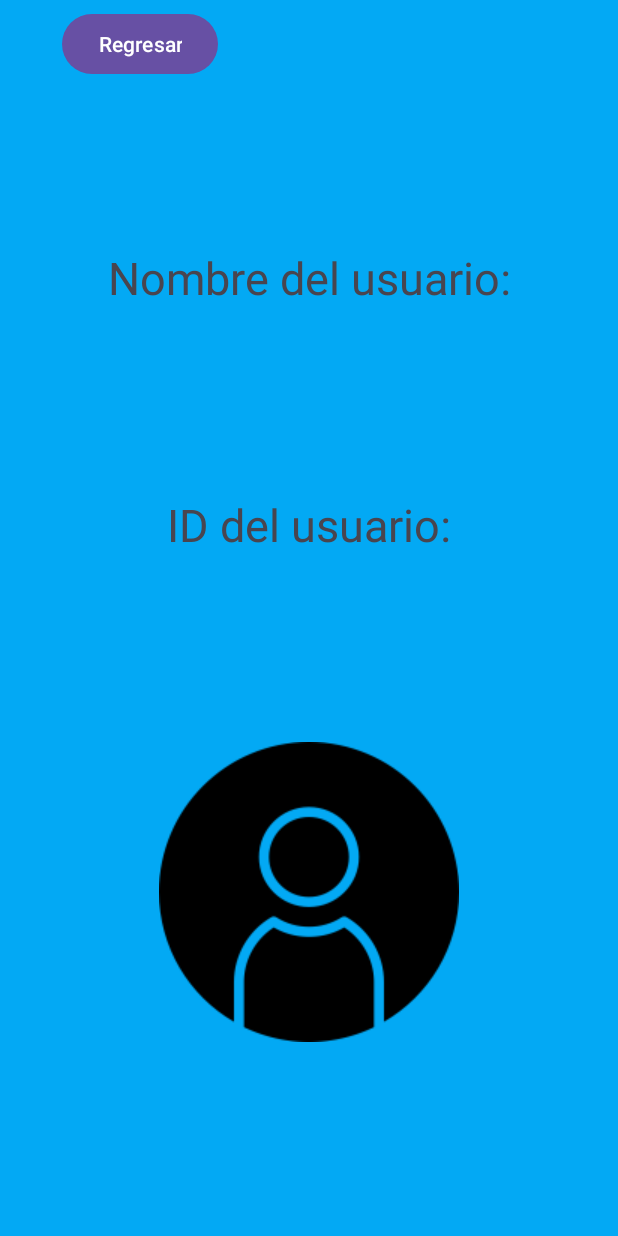
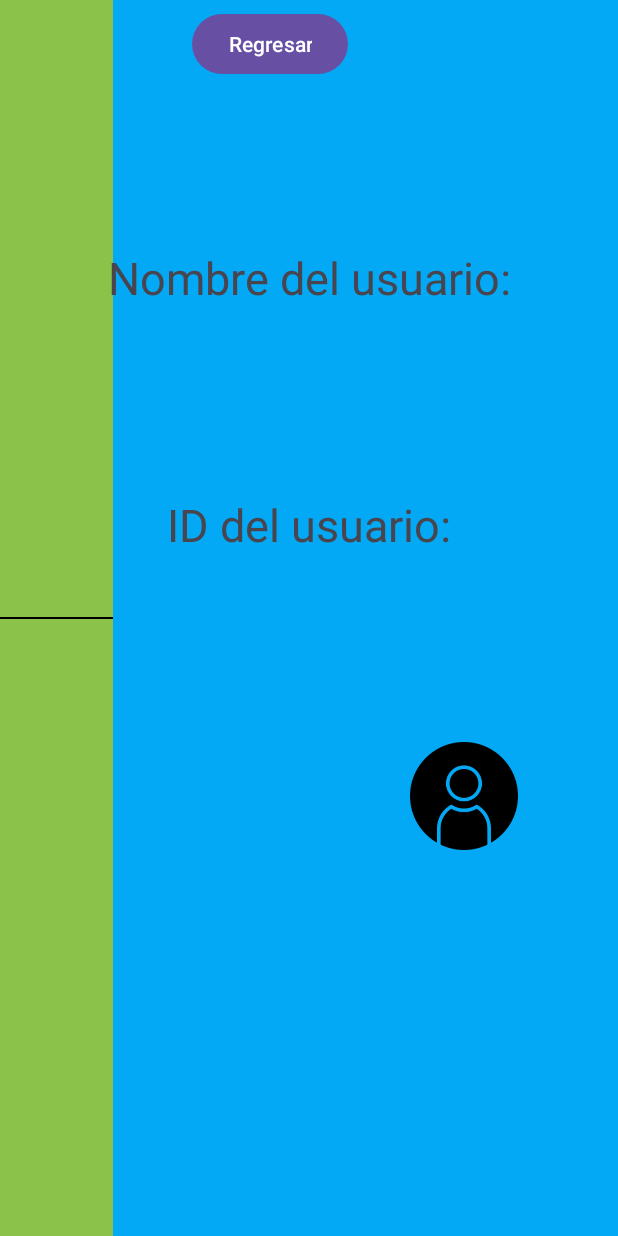
Before and after one commit to xchelcd/DataList, an Android app: the SecondaryActivity screen opened directly, with no data from a screen before it, on a phone screen of 412 x 824 dp. Run offline under Robolectric (Android 15) with nearby library versions, the phone set to English and light mode, and no system bars; our stand-ins replace data binding; 5 statements that could not run were skipped.

Commit message:
Se implementó la vista personalizada en el xml de la Secondary Activity

```diff
--- a/app/src/main/java/com/idaxmx/myapplication/model/User.kt
+++ b/app/src/main/java/com/idaxmx/myapplication/model/User.kt
@@ -1,7 +1,9 @@
 package com.idaxmx.myapplication.model
+
+import java.io.Serializable
 
 data class User(
     val id: String,
     val name: String,
     val height: Float
-)
+) : Serializable
--- a/app/src/main/java/com/idaxmx/myapplication/ui/secondary/SecondaryActivity.kt
+++ b/app/src/main/java/com/idaxmx/myapplication/ui/secondary/SecondaryActivity.kt
@@ -5,7 +5,10 @@ import android.os.Bundle
 import androidx.appcompat.app.AppCompatActivity
 import com.idaxmx.myapplication.R
 import com.idaxmx.myapplication.databinding.ActivitySecondaryBinding
+import com.idaxmx.myapplication.model.User
 import com.idaxmx.myapplication.ui.main.MainActivity
+import com.idaxmx.myapplication.util.extension.MaxHeight
+import com.idaxmx.myapplication.util.extension.convertHeightToPercentageBase2m
 
 class SecondaryActivity : AppCompatActivity() {
 
@@ -17,15 +20,20 @@ class SecondaryActivity : AppCompatActivity() {
         setContentView(binding.root)
 
         val bundle = intent.extras!!
-        val textIdUserBundle = bundle.getString("id")
-        val textUserNameBundle = bundle.getString("name")
+
+        val user = bundle.getSerializable("user")as User
+
+
+        binding.height = user.height.convertHeightToPercentageBase2m()
+        binding.maxHeight = MaxHeight.THREE
+
 
         binding.returnButton.setOnClickListener() {
             val intent = Intent(this, MainActivity::class.java)
             startActivity(intent)
         }
 
-        binding.tvSecondActivityName.setText(textUserNameBundle)
-        binding.tvSecondActivityId.setText(textIdUserBundle)
+        binding.tvSecondActivityName.setText(user.name)
+        binding.tvSecondActivityId.setText(user.id)
     }
 }
--- a/app/src/main/java/com/idaxmx/myapplication/ui/widget/HeightWidget.kt
+++ b/app/src/main/java/com/idaxmx/myapplication/ui/widget/HeightWidget.kt
@@ -59,9 +59,9 @@ class HeightWidget(
 
         //
 
-
+        /*
         for (i in 0..maxIntValue step 1) { // i = 1 -> 10cm
-            val text = "${1 * 10}fsdgfdfgdfgcm"
+            val text = "${1 * 10}cm"
             val textView = TextView(context)
             textView.id = View.generateViewId()
             textView.textSize = 22f
@@ -93,6 +93,8 @@ class HeightWidget(
         //)
 
         constraintSet.applyTo(constraintLayout)
+
+         */
     }
 
 }
--- /dev/null
+++ b/app/src/main/java/com/idaxmx/myapplication/ui/widget/UserStature.kt
@@ -0,0 +1,37 @@
+package com.idaxmx.myapplication.ui.widget
+
+import android.content.Context
+import android.util.AttributeSet
+import android.view.LayoutInflater
+import androidx.appcompat.widget.AppCompatImageView
+import androidx.constraintlayout.widget.ConstraintLayout
+import androidx.databinding.DataBindingUtil
+import androidx.databinding.ViewDataBinding
+import com.idaxmx.myapplication.R
+import com.idaxmx.myapplication.databinding.CellUserBinding
+import com.idaxmx.myapplication.databinding.StatureUserBinding
+import org.w3c.dom.Attr
+
+
+class UserStature @JvmOverloads constructor (
+    context: Context,
+    attrs: AttributeSet? = null,
+    defStyleAttr: Int = 0
+) : ConstraintLayout(context, attrs, defStyleAttr) {
+
+    private val binding: ViewDataBinding = DataBindingUtil.inflate(
+        LayoutInflater.from(context),
+        R.layout.stature_user,
+        this,
+        true
+    )
+
+    init {
+        context.theme.obtainStyledAttributes(attrs, R.styleable.HeightWidget, 0, 0).apply {
+            try {
+            } finally {
+                recycle()
+            }
+    //val bundle = intentStature.extras!!
+
+}}}
--- a/app/src/main/res/layout/activity_main.xml
+++ b/app/src/main/res/layout/activity_main.xml
@@ -41,7 +41,7 @@
         <EditText
             android:layout_width="match_parent"
             app:onTextChange="@{handleFilter}"
-            app:show="@{!state.list.empty}"
+
             android:layout_height="wrap_content"/>
 
         <com.idaxmx.myapplication.ui.widget.UserList
--- a/app/src/main/res/layout/activity_secondary.xml
+++ b/app/src/main/res/layout/activity_secondary.xml
@@ -1,18 +1,51 @@
 <?xml version="1.0" encoding="utf-8"?>
-<androidx.constraintlayout.widget.ConstraintLayout xmlns:android="http://schemas.android.com/apk/res/android"
+<layout xmlns:android="http://schemas.android.com/apk/res/android"
     xmlns:app="http://schemas.android.com/apk/res-auto"
     xmlns:tools="http://schemas.android.com/tools"
+    tools:context=".ui.secondary.SecondaryActivity">
+
+    <data>
+
+        <import type="com.idaxmx.myapplication.util.extension.MaxHeight"/>
+
+        <variable
+            name="maxHeight"
+            type="MaxHeight" />
+
+        <variable
+            name="height"
+            type="float" />
+    </data>
+
+    <androidx.constraintlayout.widget.ConstraintLayout
         android:layout_width="match_parent"
         android:layout_height="match_parent"
         android:background="@color/blue"
-    tools:context=".ui.secondary.SecondaryActivity">
+        >
+
+        <com.idaxmx.myapplication.ui.widget.HeightWidget
+            android:layout_width="0dp"
+            app:userHeight="@{height}"
+            app:maxUserHeight="@{maxHeight.meters}"
+            app:layout_constraintBottom_toBottomOf="parent"
+            app:layout_constraintEnd_toStartOf="@+id/gl1"
+            app:layout_constraintStart_toStartOf="parent"
+            app:layout_constraintTop_toTopOf="parent"
+            android:layout_height="match_parent" />
 
         <androidx.constraintlayout.widget.Guideline
             android:id="@+id/gl1"
             android:layout_width="wrap_content"
             android:layout_height="wrap_content"
             android:orientation="vertical"
-        app:layout_constraintGuide_percent="0.1" />
+            app:layout_constraintGuide_percent="0.31" />
+
+        <androidx.constraintlayout.widget.Guideline
+            android:id="@+id/gl11"
+            android:layout_width="wrap_content"
+            android:layout_height="wrap_content"
+            android:orientation="vertical"
+            app:layout_constraintGuide_percent="0.5" />
 
         <androidx.constraintlayout.widget.Guideline
             android:id="@+id/gl2"
@@ -87,13 +120,23 @@
             app:layout_constraintBottom_toBottomOf="@+id/gl4"/>
 
         <ImageView
+            android:layout_width="72dp"
+            android:layout_height="72dp"
+            android:src="@drawable/profile_photo_empty"
+            app:layout_constraintEnd_toEndOf="parent"
+            app:layout_constraintStart_toStartOf="@+id/gl11"
+            app:layout_constraintTop_toTopOf="@+id/gl4"
+            />
+
+        <com.idaxmx.myapplication.ui.widget.UserStature
             android:layout_width="wrap_content"
             android:layout_height="wrap_content"
-        android:src="@drawable/profile_photo_empty"
-        app:layout_constraintEnd_toEndOf="parent"
-        app:layout_constraintStart_toStartOf="parent"
-        app:layout_constraintTop_toTopOf="@+id/gl4"
-        />
+            android:visibility="invisible"
+            app:layout_constraintBottom_toBottomOf="parent"
+            app:layout_constraintEnd_toStartOf="@+id/gl1"
+            app:layout_constraintTop_toTopOf="parent" />
+
+
 
         <Button
             android:id="@+id/returnButton"
@@ -104,4 +147,8 @@
             app:layout_constraintStart_toStartOf="@+id/gl1"
             app:layout_constraintTop_toTopOf="parent"
             app:layout_constraintVertical_bias="0.046" />
+
     </androidx.constraintlayout.widget.ConstraintLayout>
+
+
+</layout>
--- a/app/src/main/res/layout/widget_height.xml
+++ b/app/src/main/res/layout/widget_height.xml
@@ -34,6 +34,8 @@
                 app:layout_constraintGuide_percent="@{userHeight}"
                 tools:layout_constraintGuide_percent="0.55" />
 
+
+
             <View
                 android:id="@+id/private_first_view_id"
                 android:layout_width="0dp"
@@ -50,7 +52,8 @@
                 android:layout_width="0dp"
                 android:textColor="@color/black"
                 android:textStyle="italic"
-                android:layout_height="wrap_content" android:textAlignment="center"
+                android:layout_height="wrap_content"
+                android:textAlignment="center"
                 app:layout_constraintBottom_toTopOf="@id/height_guideline"
                 app:layout_constraintEnd_toEndOf="@id/fifty_vertical_guideline"
                 app:layout_constraintStart_toStartOf="parent"
@@ -60,7 +63,7 @@
                 android:id="@+id/private_second_view_id"
                 android:layout_width="0dp"
                 android:layout_height="0dp"
-                android:background="@color/blue"
+                android:background="@color/green"
                 app:layout_constraintBottom_toBottomOf="parent"
                 app:layout_constraintEnd_toEndOf="@id/fifty_vertical_guideline"
                 app:layout_constraintStart_toStartOf="parent"
```
Also changed, not shown: app/src/main/java/com/idaxmx/myapplication/ui/main/MainActivity.kt (+38 -10 lines), app/src/main/java/com/idaxmx/myapplication/ui/test/TestActivity.kt (+1 -1 lines), app/src/main/res/layout/stature_user.xml (added, +224 -0 lines), app/src/main/res/layout/stature_user_nw.xml (added, +46 -0 lines). Lines whose indentation alone changed are shown as unchanged.
